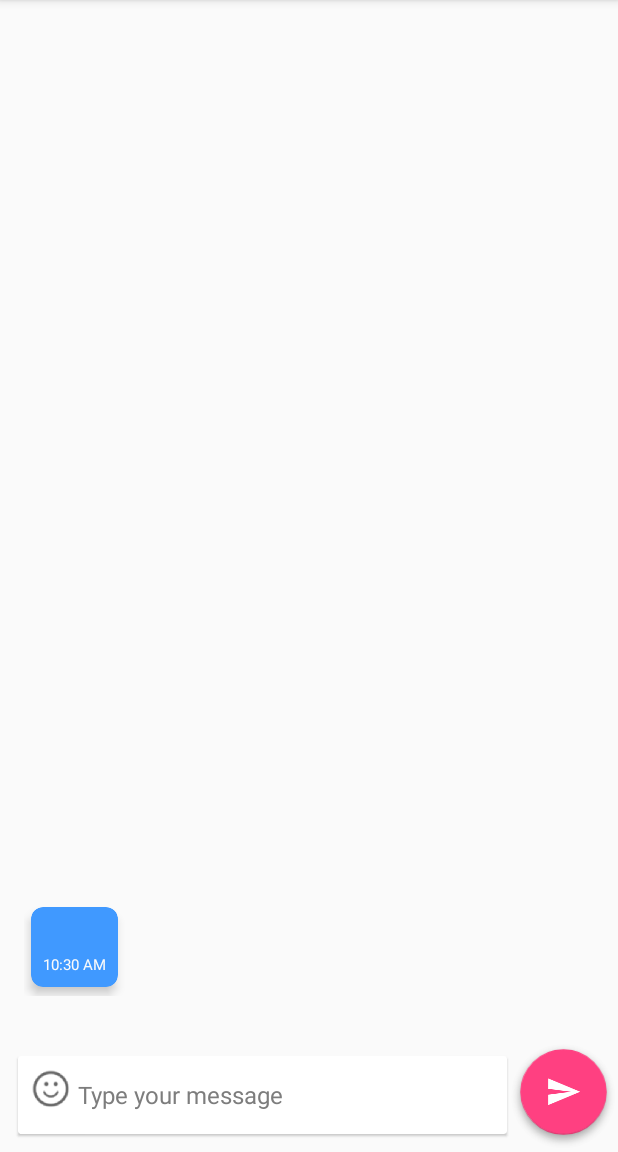
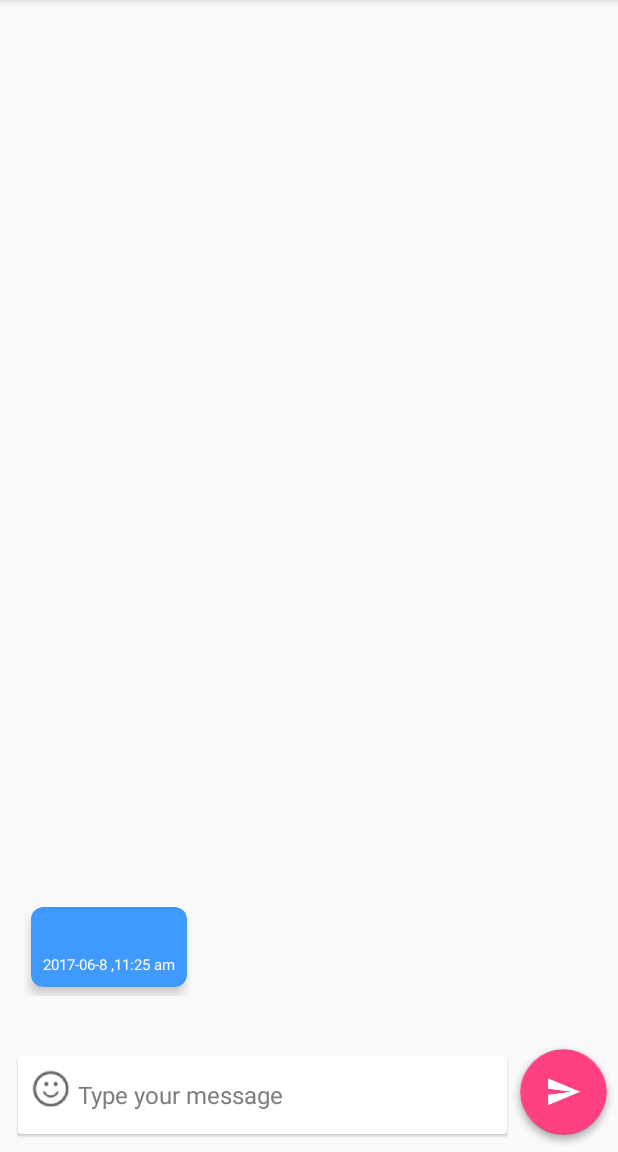
Before and after one commit to Abdohurbly/AbdAlwahab, an Android app: the screen it shows after launch (MainActivity), on a phone screen of 412 x 824 dp, the part 84-1236 px from its top. Run offline under Robolectric (Android 15) with nearby library versions, the phone set to English and light mode, and no system bars; libraries missing offline, so code that uses them is left out: hani.momanii.supernova_emoji_library; plain views replace EmojiconEditText, EmojiconTextView; 14 statements that could not run were skipped.

Commit message:
Edit Date xD

```diff
--- a/app/src/main/java/co/intentservice/chatui/sample/MainActivity.java
+++ b/app/src/main/java/co/intentservice/chatui/sample/MainActivity.java
@@ -37,9 +37,9 @@ public class MainActivity extends AppCompatActivity {
                 Log.e("Keyboard", "close");
             }
         });
-
+        String time = "2017-06-8 ,11:25 am";
         ChatView chatView = (ChatView) findViewById(R.id.chat_view);
-        chatView.addMessage(new ChatMessage("Message received", System.currentTimeMillis(), ChatMessage.Type.RECEIVED));
+        chatView.addMessage(new ChatMessage("Message received", time, ChatMessage.Type.RECEIVED));
         chatView.setOnSentMessageListener(new ChatView.OnSentMessageListener() {
             @Override
             public boolean sendMessage(ChatMessage chatMessage) {
--- a/chat-ui/src/main/java/co/intentservice/chatui/ChatView.java
+++ b/chat-ui/src/main/java/co/intentservice/chatui/ChatView.java
@@ -465,7 +465,7 @@ public class ChatView extends RelativeLayout {
             }
 
             holder.getMessageTextView().setText(chatMessages.get(position).getMessage());
-            holder.getTimestampTextView().setText(chatMessages.get(position).getFormattedTime());
+            holder.getTimestampTextView().setText(chatMessages.get(position).getTime());
             holder.getChatBubble().setCardElevation(bubbleElevation);
             holder.setBackground(type);
 
--- a/chat-ui/src/main/java/co/intentservice/chatui/models/ChatMessage.java
+++ b/chat-ui/src/main/java/co/intentservice/chatui/models/ChatMessage.java
@@ -8,11 +8,23 @@ public class ChatMessage {
     private String message;
     private long timestamp;
     private Type type;
+    private String time;
 
     public ChatMessage(String message, long timestamp, Type type){
         this.message = message;
         this.timestamp = timestamp;
         this.type = type;
+    }
+
+    public ChatMessage(String message, String time, Type type){
+        this.message = message;
+        this.time = time;
+        this.type = type;
+    }
+
+    public String getTime() {
+
+        return time;
     }
 
     public long getTimestamp() {
@@ -21,6 +33,7 @@ public class ChatMessage {
 
     public void setTimestamp(long timestamp) {
         this.timestamp = timestamp;
+
     }
 
     public String getMessage() {
@@ -51,6 +64,11 @@ public class ChatMessage {
                 : DateFormat.format("MMM-d, hh:mm :aa", timestamp).toString();
         //Add Test
     }
+    public String timeFromString(String s)
+    {
+
+     return s   ;
+    }
 
     public enum Type {
         SENT, RECEIVED
```
